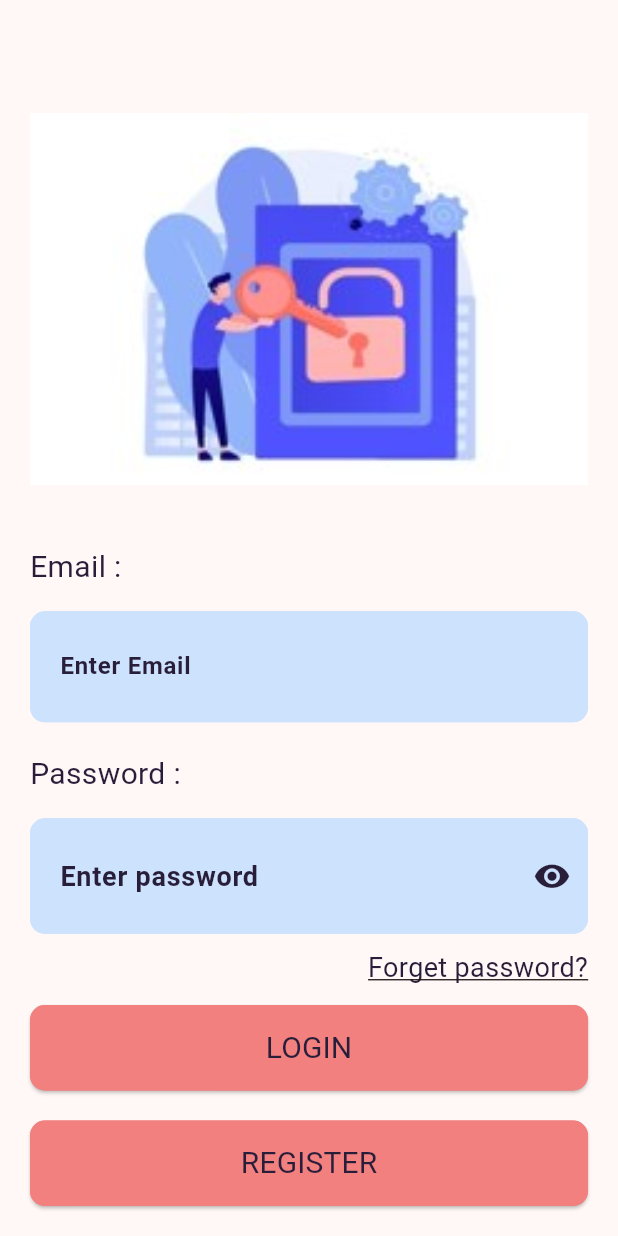
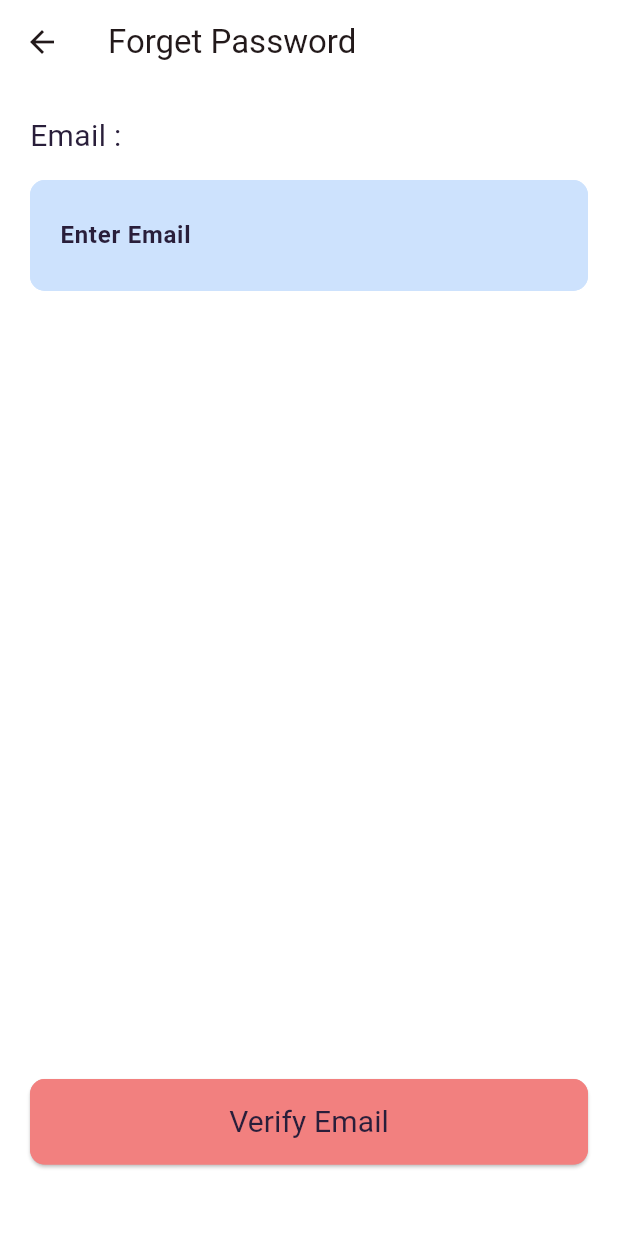
Before and after one commit to KhizarJamshaidIqbal/wedding_hall_vista_app, a Flutter app: the Login screen opened directly, after a tap on "Forget password?", on a phone screen of 412 x 824 dp. Run offline on Flutter 3.47's test engine with Material 3 defaults, Android fonts, the phone set to English and light mode, and no system bars; our stand-ins replace cloud_firestore, firebase_auth, firebase_core, flutter_svg, font_awesome_flutter, loading_animation_widget and 2 more; accounts and stored records are empty; Roboto replaces fonts that are missing (Literata-Regular).

Commit message:
Auth Completed

```diff
--- a/lib/features/auth/Login.dart
+++ b/lib/features/auth/Login.dart
@@ -4,13 +4,16 @@ import 'package:firebase_auth/firebase_auth.dart';
 import 'package:flutter/material.dart';
 import 'package:wedding_hall_visla/constants/app_size.dart';
 import 'package:wedding_hall_visla/constants/colors.dart';
+import 'package:wedding_hall_visla/features/home_screen/home_screen.dart';
 import 'package:wedding_hall_visla/features/auth/Register.dart';
 import 'package:wedding_hall_visla/features/auth/auth.dart';
+import 'package:wedding_hall_visla/features/auth/forget_password.dart';
 import 'package:wedding_hall_visla/widgets/custom_Text_Widget.dart';
 import 'package:wedding_hall_visla/widgets/rounded_btn.dart';
 import '../../../widgets/CustomPasswordInputField.dart';
 import '../../../widgets/CustomSnackbar.dart';
 import '../../../widgets/custom_textField.dart';
+import '../../constants/validators.dart';
 
 class Login extends StatefulWidget {
   Login({super.key});
@@ -29,19 +32,6 @@ class _LoginState extends State<Login> {
   final TextEditingController EmailController = new TextEditingController();
   final TextEditingController PasswordController = new TextEditingController();
 
-  String? validateEmail(String? value) {
-    if (value == null || value.isEmpty) {
-      return 'Email Field is required';
-    }
-    return null;
-  }
-
-  String? validatePassword(String? value) {
-    if (value == null || value.isEmpty) {
-      return 'Password Field is required';
-    }
-    return null;
-  }
 
   @override
   void dispose() {
@@ -53,6 +43,7 @@ class _LoginState extends State<Login> {
   @override
   Widget build(BuildContext context) {
     return Scaffold(
+      backgroundColor: globalColors.WhiteColor,
       body: Padding(
         padding: const EdgeInsets.symmetric(horizontal: 20.0),
         child: SingleChildScrollView(
@@ -64,7 +55,7 @@ class _LoginState extends State<Login> {
               child: Column(
                 crossAxisAlignment: CrossAxisAlignment.stretch,
                 children: [
-                  75.h,
+                  65.h,
                   Image.asset(
                     "assets/images/banner_1.jpg",
                     width: double.infinity,
@@ -83,7 +74,7 @@ class _LoginState extends State<Login> {
                     controller: PasswordController,
                     hintText: 'Enter password',
                     labelText: 'Password :',
-                    validator: validatePassword,
+                    validator: (value) => validatePassword(value, EmailController.text),
                   ),
                   10.h,
                   Row(
@@ -91,11 +82,12 @@ class _LoginState extends State<Login> {
                     children: [
                       InkWell(
                         onTap: () {
-                          // Navigator.push(
-                          //     context,
-                          //     MaterialPageRoute(
-                          //       builder: (context) => ResetPassword(),
-                          //     ));
+                          Navigator.push(
+                            context,
+                            MaterialPageRoute(
+                              builder: (context) => ForgetPassword(),
+                            ),
+                          );
                         },
                         child: const CustomText(
                           text: 'Forget password?',
@@ -153,11 +145,6 @@ class _LoginState extends State<Login> {
       setState(() {
         _isSigning = true;
       });
-
-    // setState(() {
-    //   _isSigning = true;
-    // });
-
       String email = EmailController.text;
       String password = PasswordController.text;
 
@@ -176,12 +163,12 @@ class _LoginState extends State<Login> {
         print("Successfully signed in Wedding Hall Vista");
         CustomSnackbar.show(context, 'Sign-In successful',
             backgroundColor: Colors.green);
-      // Navigator.push(
-      //   context,
-      //   MaterialPageRoute(
-      //     builder: (context) => WelcomeScreen(),
-      //   ),
-      // );
+        Navigator.push(
+          context,
+          MaterialPageRoute(
+            builder: (context) => HomeScreen(),
+          ),
+        );
       } catch (e) {
         // Handle sign-in failure
         print("Error signing in: $e");
--- a/lib/features/auth/auth.dart
+++ b/lib/features/auth/auth.dart
@@ -9,7 +9,8 @@ import '../../widgets/CustomSnackbar.dart';
 
 class FirebaseAuthServices {
   FirebaseAuth _auth = FirebaseAuth.instance;
-  Future<User?> signUpWithEmailAndPassword(UserModel userModel, BuildContext context) async {
+  Future<User?> signUpWithEmailAndPassword(
+      UserModel userModel, BuildContext context) async {
     try {
       UserCredential credential = await _auth.createUserWithEmailAndPassword(
         email: userModel.email,
@@ -31,7 +32,7 @@ class FirebaseAuthServices {
       if (e.code == 'email-already-in-use') {
         print('The email address is already in use.');
         CustomSnackbar.show(context, 'The email address is already in use.',
-          backgroundColor: Colors.red);
+            backgroundColor: Colors.red);
         // You can handle the error here, e.g., show a message to the user
         // or navigate to a different screen
       } else {
@@ -41,34 +42,6 @@ class FirebaseAuthServices {
 
     return null;
   }
-  // Future<User?> signUpWithEmailAndPassword(UserModel userModel) async {
-  //   try {
-  //     UserCredential credential = await _auth.createUserWithEmailAndPassword(
-  //       email: userModel.email,
-  //       password: userModel.password,
-  //     );
-
-  //     // Store user data in Firestore
-  //     await FirebaseFirestore.instance
-  //         .collection('users')
-  //         .doc(credential.user!.uid)
-  //         .set({
-  //       'email': userModel.email,
-  //       'password': userModel.password,
-  //       // Add additional fields as needed
-  //     });
-
-  //     return credential.user;
-  //   } on FirebaseAuthException catch (e) {
-  //     if (e.code == 'email-already-in-use') {
-  //       print('The email address is already in use.');
-  //     } else {
-  //       print('An error occurred: ${e.code}');
-  //     }
-  //   }
-
-  //   return null;
-  // }
 
   Future<User?> signInWithEmailAndPassword(
       String email, String password) async {
@@ -88,6 +61,10 @@ class FirebaseAuthServices {
     return null;
   }
 
+  //sendPasswordResetEmail
+  Future<void> sendPasswordResetEmail(String email) async {
+    await _auth.sendPasswordResetEmail(email: email);
+  }
 
   Future<void> signOut() async {
     await _auth.signOut();
--- /dev/null
+++ b/lib/features/auth/forget_password.dart
@@ -0,0 +1,101 @@
+// ignore_for_file: file_names, prefer_const_constructors, prefer_const_literals_to_create_immutables, unnecessary_new, non_constant_identifier_names, must_be_immutable, unused_field, override_on_non_overriding_member, prefer_const_constructors_in_immutables, avoid_print, use_build_context_synchronously, unused_element, unnecessary_null_comparison, unused_local_variable, prefer_final_fields
+
+import 'package:firebase_auth/firebase_auth.dart';
+import 'package:flutter/material.dart';
+import 'package:wedding_hall_visla/constants/colors.dart';
+import 'package:wedding_hall_visla/features/auth/auth.dart';
+import 'package:wedding_hall_visla/widgets/rounded_btn.dart';
+import '../../../widgets/custom_textField.dart';
+import '../../constants/validators.dart';
+import '../../widgets/CustomSnackbar.dart';
+
+class ForgetPassword extends StatefulWidget {
+  ForgetPassword({super.key});
+
+  @override
+  State<ForgetPassword> createState() => _ForgetPasswordState();
+}
+
+class _ForgetPasswordState extends State<ForgetPassword> {
+  bool _isSigning = false;
+  final formKey = GlobalKey<FormState>();
+
+  final FirebaseAuth _firebaseAuth = FirebaseAuth.instance;
+  FirebaseAuthServices authService = FirebaseAuthServices();
+  final TextEditingController EmailController = new TextEditingController();
+  final TextEditingController passwordController = TextEditingController();
+  final TextEditingController confirmPasswordController =
+      TextEditingController();
+
+  @override
+  void dispose() {
+    EmailController.dispose();
+    passwordController.dispose();
+    confirmPasswordController.dispose();
+    super.dispose();
+  }
+
+  @override
+  Widget build(BuildContext context) {
+    return Scaffold(
+      backgroundColor: globalColors.WhiteColor,
+      appBar: AppBar(
+        backgroundColor: globalColors.WhiteColor,
+        leading: IconButton(
+          onPressed: () {
+            Navigator.pop(context);
+          },
+          icon: Icon(Icons.arrow_back),
+        ),
+        title: Text('Forget Password'),
+      ),
+      body: Padding(
+        padding: const EdgeInsets.symmetric(horizontal: 20, vertical: 20.0),
+        child: SizedBox(
+          height: MediaQuery.of(context).size.height * .85,
+          width: double.infinity,
+          child: Form(
+            key: formKey,
+            child: Column(
+              children: [
+                RoundedTextField(
+                  hintText: 'Enter Email',
+                  labelText: 'Email :',
+                  controller: EmailController,
+                  validator: validateEmail,
+                  inputType: TextInputType.emailAddress,
+                ),
+                Spacer(),
+                RoundButton(
+                  title: 'Verify Email',
+                  loading: _isSigning,
+                  backgroundColor: globalColors.primaryColor,
+                  borderSideColor: globalColors.primaryColor,
+                  textcolor: globalColors.BlackColor,
+                  onPress: () async {
+                    if (formKey.currentState!.validate()) {
+                      try {
+                        await authService
+                            .sendPasswordResetEmail(EmailController.text);
+                        setState(() {
+                          _isSigning = true;
+                          Navigator.pop(context);
+                        });
+                        CustomSnackbar.show(
+                            context, 'Password reset email sent successfully',
+                            backgroundColor: Colors.green);
+                      } catch (e) {
+                        CustomSnackbar.show(context, e.toString(),
+                            backgroundColor: Colors.red);
+                      }
+                    }
+                  },
+                ),
+              ],
+            ),
+          ),
+        ),
+      ),
+    );
+  }
+}
--- a/lib/features/splash/splash_screen.dart
+++ b/lib/features/splash/splash_screen.dart
@@ -31,6 +31,7 @@ class _SplashScreenState extends State<SplashScreen> {
   @override
   Widget build(BuildContext context) {
     return Scaffold(
+      backgroundColor: globalColors.WhiteColor,
         body: Center(
           child: Image.asset(
             'assets/images/wedding_hall_visla_logo1.jpg',
--- a/lib/main.dart
+++ b/lib/main.dart
@@ -1,6 +1,6 @@
 import 'package:flutter/material.dart';
 import 'package:firebase_core/firebase_core.dart';
-import 'package:wedding_hall_visla/features/splash/splash_screen.dart';
+import 'features/home_screen/home_screen.dart';
 import 'firebase_options.dart';
 
 Future<void> main() async {
@@ -28,7 +28,7 @@ class MyApp extends StatelessWidget {
         ),
         useMaterial3: true,
       ),
-      home: SplashScreen(),
+      home: HomeScreen(),
     );
   }
 }
--- a/lib/share/custom bottom navigation bar/custom_bottom_navigation_bar.dart
+++ b/lib/share/custom bottom navigation bar/custom_bottom_navigation_bar.dart
@@ -49,7 +49,7 @@ class _BottomNavigationbarState extends State<BottomNavigationbar> {
       body: NestedScrollView(
         floatHeaderSlivers: true,
         headerSliverBuilder: (context, innerBoxIsScrolled) => [
-          HomeAppBar(),
+          // HomeAppBar(),
         ],
         body: Container(
             width: double.infinity,
--- a/lib/widgets/CustomAppbar.dart
+++ b/lib/widgets/CustomAppbar.dart
@@ -6,15 +6,13 @@ import 'package:wedding_hall_visla/constants/colors.dart';
 
 //CustomHomeScreenAppbar
 class HomeAppBar extends StatelessWidget implements PreferredSizeWidget {
-  const HomeAppBar({Key? key}) : super(key: key);
+  const HomeAppBar({super.key});
 
   @override
   Size get preferredSize => Size.fromHeight(kToolbarHeight);
 
   @override
   Widget build(BuildContext context) {
-
-
     return SliverAppBar(
       floating: true,
       snap: true,
--- a/lib/widgets/CustomSnackbar.dart
+++ b/lib/widgets/CustomSnackbar.dart
@@ -8,7 +8,7 @@ class CustomSnackbar {
     ScaffoldMessenger.of(context).showSnackBar(
       SnackBar(
         content: Text(message),
-        duration: const Duration(seconds: 2),
+        duration: const Duration(seconds: 3),
         backgroundColor: backgroundColor,
       ),
     );
--- a/lib/widgets/rounded_btn.dart
+++ b/lib/widgets/rounded_btn.dart
@@ -26,7 +26,7 @@ class RoundButton extends StatelessWidget {
   Widget build(BuildContext context) {
     return SizedBox(
       width: double.infinity,
-      height: 50,
+      height: 57,
       child: ElevatedButton(
         onPressed: loading ? null : onPress,
         style: ElevatedButton.styleFrom(
```
Also changed, not shown: lib/constants/validators.dart (added, +36 -0 lines), lib/features/auth/Register.dart (+28 -25 lines), lib/features/booking_screen/booking_screen.dart (added, +16 -0 lines), lib/features/home_screen/home_screen.dart (added, +16 -0 lines), lib/features/services_screen/services_screen.dart (added, +16 -0 lines), lib/features/venue_screen/venue_screen.dart (added, +16 -0 lines). Lines whose indentation alone changed are shown as unchanged.
